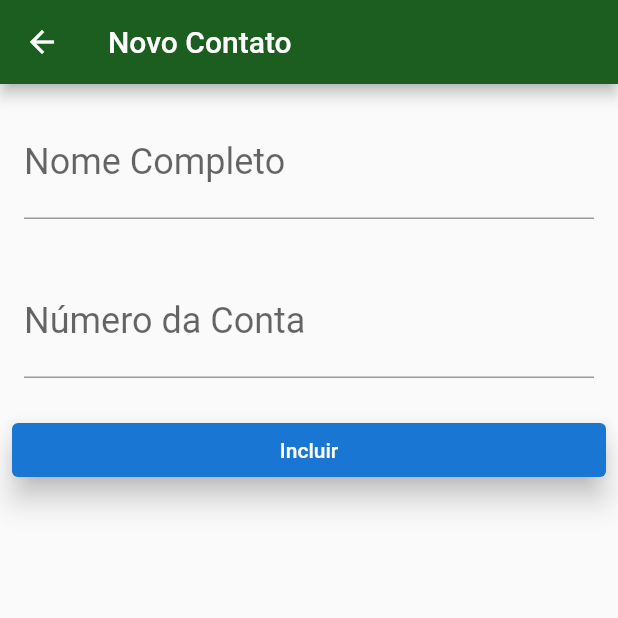
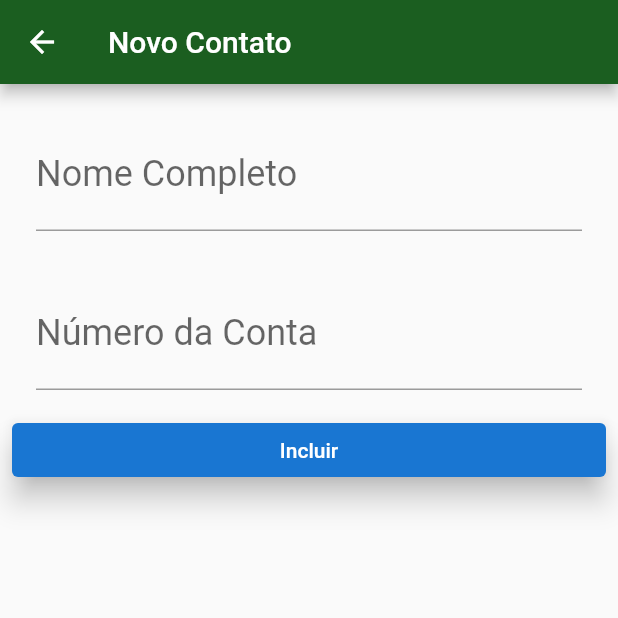
Before and after one commit to flaviossantana/bank.flutter, a Flutter app: the Contatos screen opened directly, after a tap on the "add" icon, on a phone screen of 412 x 824 dp, the top half of it. Run offline on Flutter 3.47's test engine with Material 2 defaults, Android fonts, the phone set to English and light mode, and no system bars; our stand-ins replace flutter_spinkit, sqflite; accounts and stored records are empty.

```diff
--- a/lib/database/app_database.dart
+++ b/lib/database/app_database.dart
@@ -11,12 +11,17 @@ const String CL_CONTA = 'conta';
 Future<Database> criarBancoDados() {
   return getDatabasesPath().then((dbPath) {
     final String path = join(dbPath, 'bankflutter.db');
-    return openDatabase(path, onCreate: (db, version) {
-      db.execute('CREATE TABLE $TB_CONTATO( '
-          '$CL_ID INTEGER PRIMARY KEY, '
-          '$CL_NOME TEXT, '
-          '$CL_CONTA INTEGER )');
-    }, version: DB_VERSION);
+    return openDatabase(
+      path,
+      onCreate: (db, version) {
+        db.execute('CREATE TABLE $TB_CONTATO( '
+            '$CL_ID INTEGER PRIMARY KEY, '
+            '$CL_NOME TEXT, '
+            '$CL_CONTA INTEGER )');
+      },
+      version: DB_VERSION,
+      onDowngrade: onDatabaseDowngradeDelete,
+    );
   });
 }
 
--- a/lib/screens/contatos/contatos_form.dart
+++ b/lib/screens/contatos/contatos_form.dart
@@ -1,4 +1,5 @@
 import 'package:fluterbank/components/text_field_bnk.dart';
+import 'package:fluterbank/database/app_database.dart';
 import 'package:fluterbank/models/contato.dart';
 import 'package:fluterbank/resources/values/ui_text.dart';
 import 'package:flutter/material.dart';
@@ -20,7 +21,9 @@ class ContatosFormState extends State<ContatosForm> {
       appBar: AppBar(
         title: Text(UIText.NOVO_CONTATO),
       ),
-      body: Column(
+      body: Padding(
+        padding: const EdgeInsets.all(8.0),
+        child: Column(
           children: <Widget>[
             TextFieldBnk(
               rotulo: UIText.NOME_COMPLETO,
@@ -32,9 +35,7 @@ class ContatosFormState extends State<ContatosForm> {
               textInputType: TextInputType.number,
               controlador: _contaTEC,
             ),
-          Padding(
-            padding: const EdgeInsets.all(8.0),
-            child: SizedBox(
+            SizedBox(
               width: double.maxFinite,
               child: RaisedButton(
                 elevation: 8.0,
@@ -42,8 +43,8 @@ class ContatosFormState extends State<ContatosForm> {
                 onPressed: () => _criarContato(context),
               ),
             ),
+          ],
         ),
-        ],
       ),
     );
   }
@@ -57,8 +58,10 @@ class ContatosFormState extends State<ContatosForm> {
 
   void _incluir(int conta, String nome, BuildContext context) {
     if (isContatoValido(conta, nome)) {
-      final novaTransferencia = Contato(nome, conta);
-      Navigator.pop(context, novaTransferencia);
+      final novoContato = Contato(nome, conta);
+      salvar(novoContato).then((id){
+        Navigator.pop(context);
+      });
     }
   }
 
--- a/lib/screens/contatos/contatos_list.dart
+++ b/lib/screens/contatos/contatos_list.dart
@@ -18,7 +18,7 @@ class Contatos extends StatelessWidget {
       ),
       body: FutureBuilder<List<Contato>>(
         initialData: List(),
-        future: Future.delayed(Duration(seconds: 2)).then((valor) => todos()),
+        future: todos(),
         builder: (context, snapshot) {
           switch (snapshot.connectionState) {
             case ConnectionState.none:
@@ -50,15 +50,12 @@ class Contatos extends StatelessWidget {
       ),
       floatingActionButton: FloatingActionButton(
         onPressed: () {
-          Navigator.push(
-            context,
+          Navigator.of(context).push(
             MaterialPageRoute(
               builder: (context) {
                 return ContatosForm();
               },
             ),
-          ).then(
-            (contato) => _atualizar(contato),
           );
         },
         child: Icon(
@@ -67,12 +64,4 @@ class Contatos extends StatelessWidget {
       ),
     );
   }
-
-  void _atualizar(Contato contato) {
-//    setState(){
-    if (contato != null) {
-      salvar(contato);
-    }
-//    }
-  }
 }
```
Lines whose indentation alone changed are shown as unchanged.
